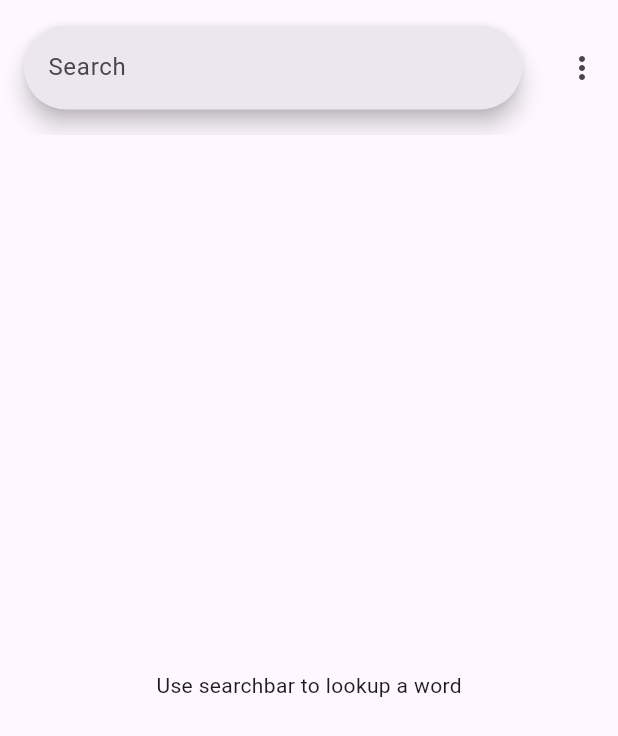
After one commit to tapan98/dictionary, a Flutter app: the screen it shows after launch, on a phone screen of 412 x 824 dp. The commit adds this screen. Shown: the top 736 px of the screen. Run offline on Flutter 3.47's test engine with Material 3 defaults, Android fonts, the phone set to English and light mode, and no system bars; our stand-ins replace flutter_riverpod.

Commit message:
code refactored

```diff
--- a/lib/screens/home_screen.dart
+++ b/lib/screens/home_screen.dart
@@ -1,5 +1,5 @@
 import 'package:dictionary/providers/word_provider.dart';
-import 'package:dictionary/shared/word_display.dart';
+import 'package:dictionary/shared/fetch_word.dart';
 import 'package:flutter/material.dart';
 import 'package:flutter_riverpod/flutter_riverpod.dart';
 
@@ -11,27 +11,28 @@ class HomeScreen extends ConsumerStatefulWidget {
 }
 
 class _HomeScreenState extends ConsumerState<HomeScreen> {
-  final searchController = SearchController();
-  final serachFocusNode = FocusNode();
-
-  @override
-  void dispose() {
-    super.dispose();
-    searchController.dispose();
-    serachFocusNode.dispose();
-  }
-
-  Widget searchButton() {
-    return IconButton(onPressed: () {}, icon: const Icon(Icons.search));
-  }
-
   @override
   Widget build(BuildContext context) {
     return SafeArea(
       child: Scaffold(
         appBar: AppBar(
           toolbarHeight: 90.0,
-          title: SearchBar(
+          title: _displaySearchBar(),
+          actions: _createPopupMenus(),
+        ),
+        body: const Column(
+          children: [
+            Expanded(
+              child: FetchWord(),
+            ),
+          ],
+        ),
+      ),
+    );
+  }
+
+  SearchBar _displaySearchBar() {
+    return SearchBar(
       hintText: "Search",
       onSubmitted: (value) {
         ref
@@ -42,8 +43,11 @@ class _HomeScreenState extends ConsumerState<HomeScreen> {
         FocusManager.instance.primaryFocus?.unfocus();
       },
       controller: searchController,
-          ),
-          actions: [
+    );
+  }
+
+  List<Widget> _createPopupMenus() {
+    return [
       PopupMenuButton<int>(
         onSelected: (value) {
           switch (value) {
@@ -55,19 +59,19 @@ class _HomeScreenState extends ConsumerState<HomeScreen> {
         itemBuilder: (context) => [
           const PopupMenuItem(
               value: _popupMenuSettings, child: Text("Settings")),
-                    ]),
         ],
       ),
-        body: const Column(
-          children: [
-            Expanded(
-              child: WordDisplay(),
-            ),
-          ],
-        ),
-      ),
-    );
+    ];
   }
 
+  @override
+  void dispose() {
+    super.dispose();
+    searchController.dispose();
+    serachFocusNode.dispose();
+  }
+
+  final searchController = SearchController();
+  final serachFocusNode = FocusNode();
   static const int _popupMenuSettings = 0;
 }
--- /dev/null
+++ b/lib/shared/fetch_word.dart
@@ -0,0 +1,77 @@
+import 'dart:io';
+import 'package:dictionary/models/word.dart';
+import 'package:dictionary/providers/word_provider.dart';
+import 'package:dictionary/shared/meanings_display.dart';
+import 'package:flutter/material.dart';
+import 'package:flutter_riverpod/flutter_riverpod.dart';
+
+class FetchWord extends ConsumerStatefulWidget {
+  const FetchWord({super.key});
+
+  @override
+  ConsumerState<FetchWord> createState() => _WordDisplayState();
+}
+
+class _WordDisplayState extends ConsumerState<FetchWord> {
+  @override
+  Widget build(BuildContext context) {
+    final word = ref.watch(wordNotiferProvider);
+    return Scaffold(
+      body: FutureBuilder(
+        future: word.value,
+        builder: (context, snapshot) {
+          if (snapshot.connectionState == ConnectionState.done) {
+            // parse snapshot
+            if (snapshot.hasData && snapshot.data != null) {
+              // searched for something
+              return (snapshot.data!.word == "")
+                  ? _displayNoDefinitions()
+                  : _displayWord(snapshot.data!);
+            } else if (snapshot.error.runtimeType == SocketException) {
+              return _displayFailedToConnect();
+            } else if (snapshot.hasError) {
+              return _displayUnknownError(
+                  snapshot.error, snapshot.error.runtimeType);
+            } else if (snapshot.data == null) {
+              return _hintUser();
+            }
+          }
+
+          // snapshot.connectionState != ConnectionState.done
+          return const Center(
+            child: CircularProgressIndicator(),
+          );
+        },
+      ),
+    );
+  }
+
+  Widget _displayWord(Word data) {
+    return MeaningsDisplay(
+      title: data.word,
+      meanings: data.meanings,
+    );
+  }
+
+  Center _displayNoDefinitions() {
+    return const Center(
+        child: Text("No Definitions Found!\nPlease check word/spelling"));
+  }
+
+  Center _displayFailedToConnect() {
+    return const Center(
+      child: Text(
+          "Failed to connect to the Dictionary API\nPlease check your internet"),
+    );
+  }
+
+  Center _displayUnknownError(Object? error, Type runtimeType) {
+    return Center(
+      child: Text("Something went wrong!\n$error\nType: $runtimeType"),
+    );
+  }
+
+  Center _hintUser() {
+    return const Center(child: Text("Use searchbar to lookup a word"));
+  }
+}
```
Also changed, not shown: lib/shared/definitions_display.dart (+16 -9 lines), lib/shared/meanings_display.dart (+70 -58 lines), lib/shared/word_display.dart (deleted, +0 -72 lines). Lines whose indentation alone changed are shown as unchanged.
